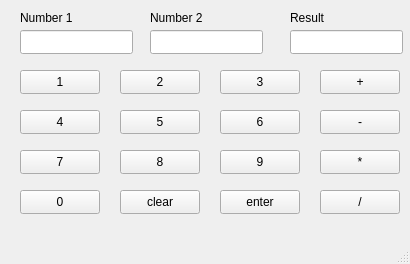
Old version of the form teht7/Laskin/mainwindow.ui in the repository JoelLamsi/olio-ohjelmointi.
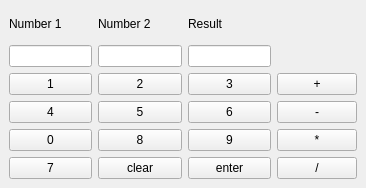
New version of the form.

Commit message: Lisätty Gridlayout ja tyhjän tekstikentän hallintaa

Patch:
```diff
--- a/teht7/Laskin/mainwindow.ui
+++ b/teht7/Laskin/mainwindow.ui
@@ -6,312 +6,228 @@
    <rect>
     <x>0</x>
     <y>0</y>
-    <width>410</width>
-    <height>264</height>
+    <width>366</width>
+    <height>188</height>
    </rect>
   </property>
   <property name="windowTitle">
    <string>MainWindow</string>
   </property>
   <widget class="QWidget" name="centralwidget">
+   <property name="sizePolicy">
+    <sizepolicy hsizetype="Expanding" vsizetype="Expanding">
+     <horstretch>0</horstretch>
+     <verstretch>0</verstretch>
+    </sizepolicy>
+   </property>
+   <layout class="QHBoxLayout" name="horizontalLayout_2">
+    <item>
+     <layout class="QHBoxLayout" name="horizontalLayout">
+      <item>
+       <layout class="QVBoxLayout" name="verticalLayout_2">
+        <item>
    <widget class="QLabel" name="label">
-    <property name="geometry">
-     <rect>
-      <x>20</x>
-      <y>10</y>
-      <width>61</width>
-      <height>16</height>
-     </rect>
+          <property name="sizePolicy">
+           <sizepolicy hsizetype="Preferred" vsizetype="Preferred">
+            <horstretch>0</horstretch>
+            <verstretch>0</verstretch>
+           </sizepolicy>
     </property>
     <property name="text">
      <string>Number 1</string>
     </property>
    </widget>
-   <widget class="QLabel" name="label_2">
-    <property name="geometry">
-     <rect>
-      <x>150</x>
-      <y>10</y>
-      <width>61</width>
-      <height>16</height>
-     </rect>
-    </property>
-    <property name="text">
-     <string>Number 2</string>
-    </property>
-   </widget>
-   <widget class="QLabel" name="label_3">
-    <property name="geometry">
-     <rect>
-      <x>290</x>
-      <y>10</y>
-      <width>49</width>
-      <height>16</height>
-     </rect>
-    </property>
-    <property name="text">
-     <string>Result</string>
-    </property>
-   </widget>
+        </item>
+        <item>
    <widget class="QLineEdit" name="lineEdit_num1">
-    <property name="geometry">
-     <rect>
-      <x>20</x>
-      <y>30</y>
-      <width>113</width>
-      <height>24</height>
-     </rect>
-    </property>
     <property name="readOnly">
      <bool>true</bool>
     </property>
    </widget>
-   <widget class="QLineEdit" name="lineEdit_num2">
-    <property name="geometry">
-     <rect>
-      <x>150</x>
-      <y>30</y>
-      <width>113</width>
-      <height>24</height>
-     </rect>
-    </property>
-    <property name="readOnly">
-     <bool>true</bool>
-    </property>
-   </widget>
-   <widget class="QLineEdit" name="lineEdit_result">
-    <property name="geometry">
-     <rect>
-      <x>290</x>
-      <y>30</y>
-      <width>113</width>
-      <height>24</height>
-     </rect>
-    </property>
-    <property name="readOnly">
-     <bool>true</bool>
-    </property>
-   </widget>
+        </item>
+        <item>
    <widget class="QPushButton" name="pushButton_n1">
-    <property name="geometry">
-     <rect>
-      <x>20</x>
-      <y>70</y>
-      <width>80</width>
-      <height>24</height>
-     </rect>
-    </property>
     <property name="text">
      <string>1</string>
     </property>
    </widget>
-   <widget class="QPushButton" name="pushButton_n2">
-    <property name="geometry">
-     <rect>
-      <x>120</x>
-      <y>70</y>
-      <width>80</width>
-      <height>24</height>
-     </rect>
-    </property>
-    <property name="text">
-     <string>2</string>
-    </property>
-   </widget>
-   <widget class="QPushButton" name="pushButton_n3">
-    <property name="geometry">
-     <rect>
-      <x>220</x>
-      <y>70</y>
-      <width>80</width>
-      <height>24</height>
-     </rect>
-    </property>
-    <property name="text">
-     <string>3</string>
-    </property>
-   </widget>
+        </item>
+        <item>
    <widget class="QPushButton" name="pushButton_n4">
-    <property name="geometry">
-     <rect>
-      <x>20</x>
-      <y>110</y>
-      <width>80</width>
-      <height>24</height>
-     </rect>
-    </property>
     <property name="text">
      <string>4</string>
     </property>
    </widget>
-   <widget class="QPushButton" name="pushButton_n5">
-    <property name="geometry">
-     <rect>
-      <x>120</x>
-      <y>110</y>
-      <width>80</width>
-      <height>24</height>
-     </rect>
-    </property>
+        </item>
+        <item>
+         <widget class="QPushButton" name="pushButton_n0">
     <property name="text">
-     <string>5</string>
-    </property>
-   </widget>
-   <widget class="QPushButton" name="pushButton_n6">
-    <property name="geometry">
-     <rect>
-      <x>220</x>
-      <y>110</y>
-      <width>80</width>
-      <height>24</height>
-     </rect>
-    </property>
-    <property name="text">
-     <string>6</string>
-    </property>
-   </widget>
+           <string>0</string>
+          </property>
+         </widget>
+        </item>
+        <item>
    <widget class="QPushButton" name="pushButton_n7">
-    <property name="geometry">
-     <rect>
-      <x>20</x>
-      <y>150</y>
-      <width>80</width>
-      <height>24</height>
-     </rect>
-    </property>
     <property name="text">
      <string>7</string>
     </property>
    </widget>
+        </item>
+       </layout>
+      </item>
+      <item>
+       <layout class="QVBoxLayout" name="verticalLayout_3">
+        <item>
+         <widget class="QLabel" name="label_2">
+          <property name="sizePolicy">
+           <sizepolicy hsizetype="Preferred" vsizetype="Preferred">
+            <horstretch>0</horstretch>
+            <verstretch>0</verstretch>
+           </sizepolicy>
+          </property>
+          <property name="text">
+           <string>Number 2</string>
+          </property>
+         </widget>
+        </item>
+        <item>
+         <widget class="QLineEdit" name="lineEdit_num2">
+          <property name="readOnly">
+           <bool>true</bool>
+          </property>
+         </widget>
+        </item>
+        <item>
+         <widget class="QPushButton" name="pushButton_n2">
+          <property name="text">
+           <string>2</string>
+          </property>
+         </widget>
+        </item>
+        <item>
+         <widget class="QPushButton" name="pushButton_n5">
+          <property name="text">
+           <string>5</string>
+          </property>
+         </widget>
+        </item>
+        <item>
    <widget class="QPushButton" name="pushButton_n8">
-    <property name="geometry">
-     <rect>
-      <x>120</x>
-      <y>150</y>
-      <width>80</width>
-      <height>24</height>
-     </rect>
-    </property>
     <property name="text">
      <string>8</string>
     </property>
    </widget>
-   <widget class="QPushButton" name="pushButton_n9">
-    <property name="geometry">
-     <rect>
-      <x>220</x>
-      <y>150</y>
-      <width>80</width>
-      <height>24</height>
-     </rect>
-    </property>
-    <property name="text">
-     <string>9</string>
-    </property>
-   </widget>
-   <widget class="QPushButton" name="pushButton_n0">
-    <property name="geometry">
-     <rect>
-      <x>20</x>
-      <y>190</y>
-      <width>80</width>
-      <height>24</height>
-     </rect>
-    </property>
-    <property name="text">
-     <string>0</string>
-    </property>
-   </widget>
+        </item>
+        <item>
    <widget class="QPushButton" name="pushButton_clear">
-    <property name="geometry">
-     <rect>
-      <x>120</x>
-      <y>190</y>
-      <width>80</width>
-      <height>24</height>
-     </rect>
-    </property>
     <property name="text">
      <string>clear</string>
     </property>
    </widget>
+        </item>
+       </layout>
+      </item>
+      <item>
+       <layout class="QVBoxLayout" name="verticalLayout_4">
+        <item>
+         <widget class="QLabel" name="label_3">
+          <property name="sizePolicy">
+           <sizepolicy hsizetype="Preferred" vsizetype="Preferred">
+            <horstretch>0</horstretch>
+            <verstretch>0</verstretch>
+           </sizepolicy>
+          </property>
+          <property name="text">
+           <string>Result</string>
+          </property>
+         </widget>
+        </item>
+        <item>
+         <widget class="QLineEdit" name="lineEdit_result">
+          <property name="readOnly">
+           <bool>true</bool>
+          </property>
+         </widget>
+        </item>
+        <item>
+         <widget class="QPushButton" name="pushButton_n3">
+          <property name="text">
+           <string>3</string>
+          </property>
+         </widget>
+        </item>
+        <item>
+         <widget class="QPushButton" name="pushButton_n6">
+          <property name="text">
+           <string>6</string>
+          </property>
+         </widget>
+        </item>
+        <item>
+         <widget class="QPushButton" name="pushButton_n9">
+          <property name="text">
+           <string>9</string>
+          </property>
+         </widget>
+        </item>
+        <item>
    <widget class="QPushButton" name="pushButton_enter">
-    <property name="geometry">
-     <rect>
-      <x>220</x>
-      <y>190</y>
-      <width>80</width>
-      <height>24</height>
-     </rect>
-    </property>
     <property name="text">
      <string>enter</string>
     </property>
    </widget>
+        </item>
+       </layout>
+      </item>
+      <item>
+       <layout class="QVBoxLayout" name="verticalLayout_5">
+        <item>
+         <spacer name="verticalSpacer">
+          <property name="orientation">
+           <enum>Qt::Orientation::Vertical</enum>
+          </property>
+          <property name="sizeHint" stdset="0">
+           <size>
+            <width>20</width>
+            <height>40</height>
+           </size>
+          </property>
+         </spacer>
+        </item>
+        <item>
    <widget class="QPushButton" name="pushButton_add">
-    <property name="geometry">
-     <rect>
-      <x>320</x>
-      <y>70</y>
-      <width>80</width>
-      <height>24</height>
-     </rect>
-    </property>
     <property name="text">
      <string>+</string>
     </property>
    </widget>
+        </item>
+        <item>
    <widget class="QPushButton" name="pushButton_sub">
-    <property name="geometry">
-     <rect>
-      <x>320</x>
-      <y>110</y>
-      <width>80</width>
-      <height>24</height>
-     </rect>
-    </property>
     <property name="text">
      <string>-</string>
     </property>
    </widget>
+        </item>
+        <item>
    <widget class="QPushButton" name="pushButton_mul">
-    <property name="geometry">
-     <rect>
-      <x>320</x>
-      <y>150</y>
-      <width>80</width>
-      <height>24</height>
-     </rect>
-    </property>
     <property name="text">
      <string>*</string>
     </property>
    </widget>
+        </item>
+        <item>
    <widget class="QPushButton" name="pushButton_div">
-    <property name="geometry">
-     <rect>
-      <x>320</x>
-      <y>190</y>
-      <width>80</width>
-      <height>24</height>
-     </rect>
-    </property>
     <property name="text">
      <string>/</string>
     </property>
    </widget>
+        </item>
+       </layout>
+      </item>
+     </layout>
+    </item>
+   </layout>
   </widget>
-  <widget class="QMenuBar" name="menubar">
-   <property name="geometry">
-    <rect>
-     <x>0</x>
-     <y>0</y>
-     <width>410</width>
-     <height>21</height>
-    </rect>
-   </property>
-  </widget>
-  <widget class="QStatusBar" name="statusbar"/>
  </widget>
  <resources/>
  <connections/>
```
Lines whose indentation alone changed are shown as unchanged. The commit also changes 1 other file.
